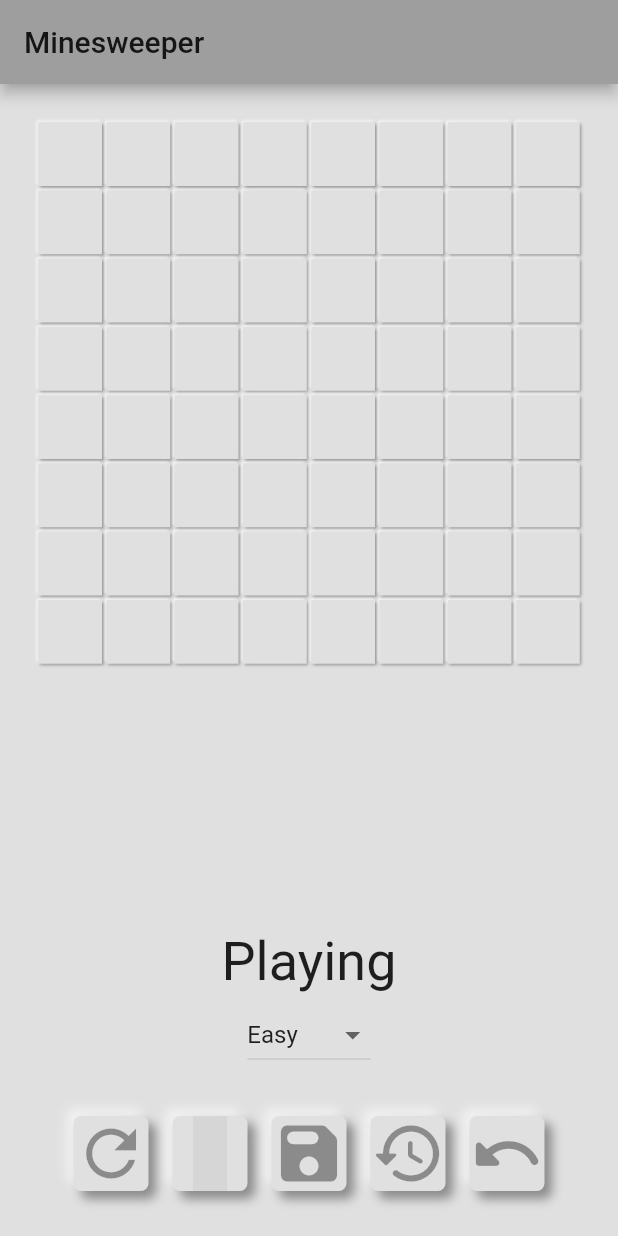
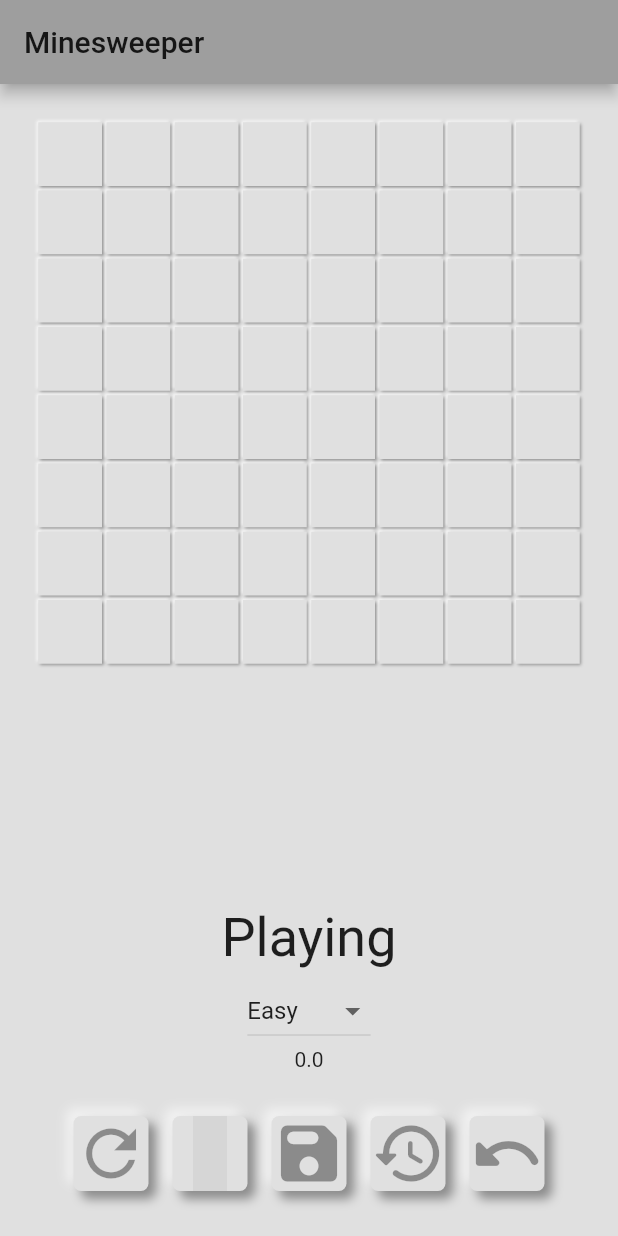
Before and after one commit to Meconer/minesweeper, a Flutter app: the screen it shows after launch, on a phone screen of 412 x 824 dp. Run offline on Flutter 3.47's test engine with Material 2 defaults, Android fonts, the phone set to English and light mode, and no system bars; our stand-ins replace flutter_inset_box_shadow, flutter_riverpod, logger, material_design_icons_flutter, shared_preferences; grey boxes are pictures that could not be loaded.

Commit message:
Added game timer

```diff
--- a/lib/pages/game_page.dart
+++ b/lib/pages/game_page.dart
@@ -4,6 +4,7 @@ import 'package:flutter/foundation.dart';
 import 'package:flutter_riverpod/flutter_riverpod.dart';
 import 'package:flutter/material.dart';
 import 'package:logger/logger.dart';
+import 'package:minesweeper/services/game_timer.dart';
 import '../controllers/game_controller.dart';
 import '../services/game_saver.dart';
 import '../services/log_to_file.dart';
@@ -31,6 +32,10 @@ class GamePage extends ConsumerWidget {
   Widget build(BuildContext context, WidgetRef ref) {
     final gameState = ref.watch(gameStateProvider);
     final gameController = ref.watch(gameStateProvider.notifier);
+    final timerTick = ref.watch(gameTimeProvider);
+
+    double time = timerTick / 10;
+
     logger.d('Rebuild');
     return Scaffold(
       backgroundColor: Colors.grey[300],
@@ -67,6 +72,7 @@ class GamePage extends ConsumerWidget {
             child: const WinWidget(),
           ),
           DifficultySetting(controller: gameController),
+          Text('$time'),
           Container(
             padding: const EdgeInsets.all(30),
             color: Colors.grey[300],
@@ -77,6 +83,9 @@ class GamePage extends ConsumerWidget {
                 GameButton(
                   icon: Icons.refresh,
                   callback: () {
+                    final timerNotifier = ref.read(gameTimeProvider.notifier);
+                    timerNotifier.resetTimer();
+                    timerNotifier.startTimer();
                     gameController.initGameBoard(
                         gameSettings: gameController.getSettings());
                   },
@@ -145,18 +154,24 @@ class WinWidget extends ConsumerWidget {
   @override
   Widget build(BuildContext context, WidgetRef ref) {
     final gameState = ref.watch(gameStateProvider);
+    final timerTick = ref.watch(gameTimeProvider);
+
+    double time = timerTick / 10;
+
     if (gameState.isWon) {
-      return const Text(
-        'WIN!',
-        style: TextStyle(
+      ref.read(gameTimeProvider.notifier).stopTimer();
+      return Text(
+        'WIN in $time s!',
+        style: const TextStyle(
           color: Colors.green,
           fontSize: 36,
         ),
       );
     } else if (gameState.isGameOver) {
-      return const Text(
-        'BOOM!',
-        style: TextStyle(
+      ref.read(gameTimeProvider.notifier).stopTimer();
+      return Text(
+        'BOOM after $time s!',
+        style: const TextStyle(
             color: Colors.red, fontWeight: FontWeight.bold, fontSize: 36),
       );
     } else {
```
Also changed, not shown: lib/services/game_timer.dart (added, +32 -0 lines).
